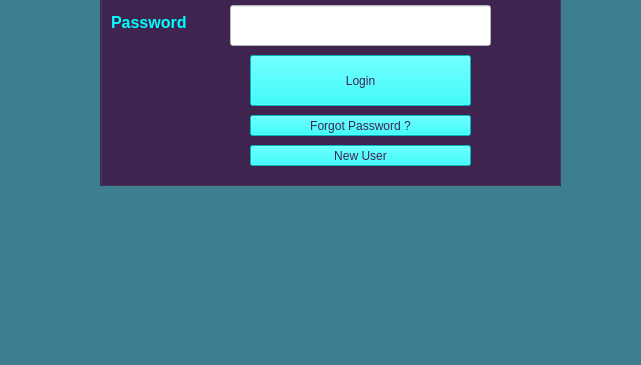
Before: the Qt Designer form Gas_Station_Project/mainwindow.ui in Raymo1892/RuntimeTerror, drawn with Qt 5; both pictures show x 0 to 641 and y 335 to 700 of the 1250 by 700 pixel window.
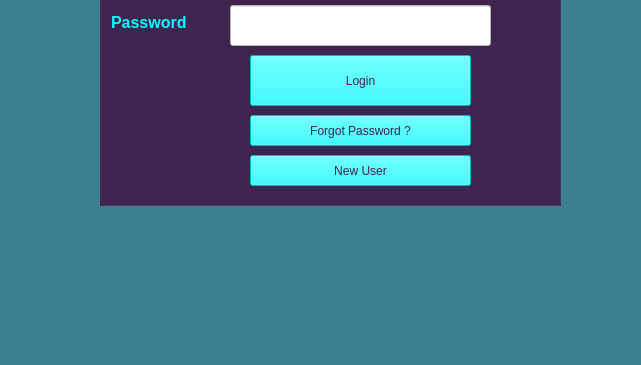
After: the same form once the commit is applied.

The edit to the form file:
```diff
--- a/Gas_Station_Project/mainwindow.ui
+++ b/Gas_Station_Project/mainwindow.ui
@@ -23,7 +23,7 @@
       <x>100</x>
       <y>170</y>
       <width>461</width>
-      <height>351</height>
+      <height>371</height>
      </rect>
     </property>
     <property name="styleSheet">
@@ -92,9 +92,9 @@
      <property name="geometry">
       <rect>
        <x>150</x>
-       <y>310</y>
+       <y>320</y>
        <width>221</width>
-       <height>21</height>
+       <height>31</height>
       </rect>
      </property>
      <property name="styleSheet">
@@ -139,7 +139,7 @@
        <x>150</x>
        <y>280</y>
        <width>221</width>
-       <height>21</height>
+       <height>31</height>
       </rect>
      </property>
      <property name="styleSheet">
```
